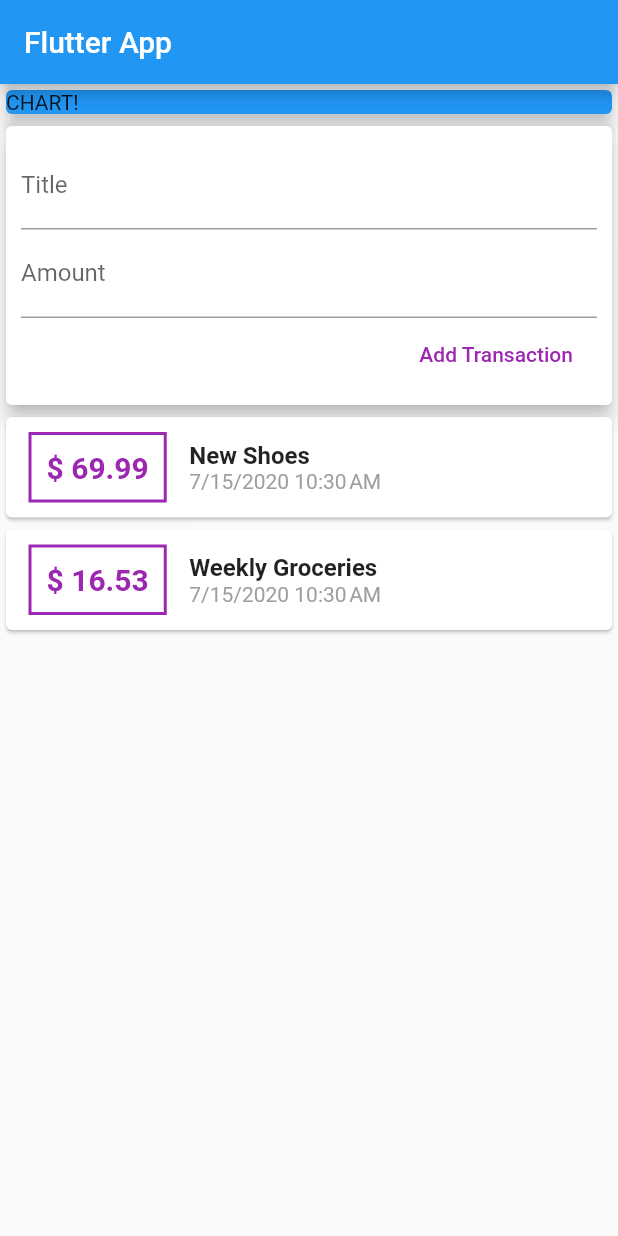
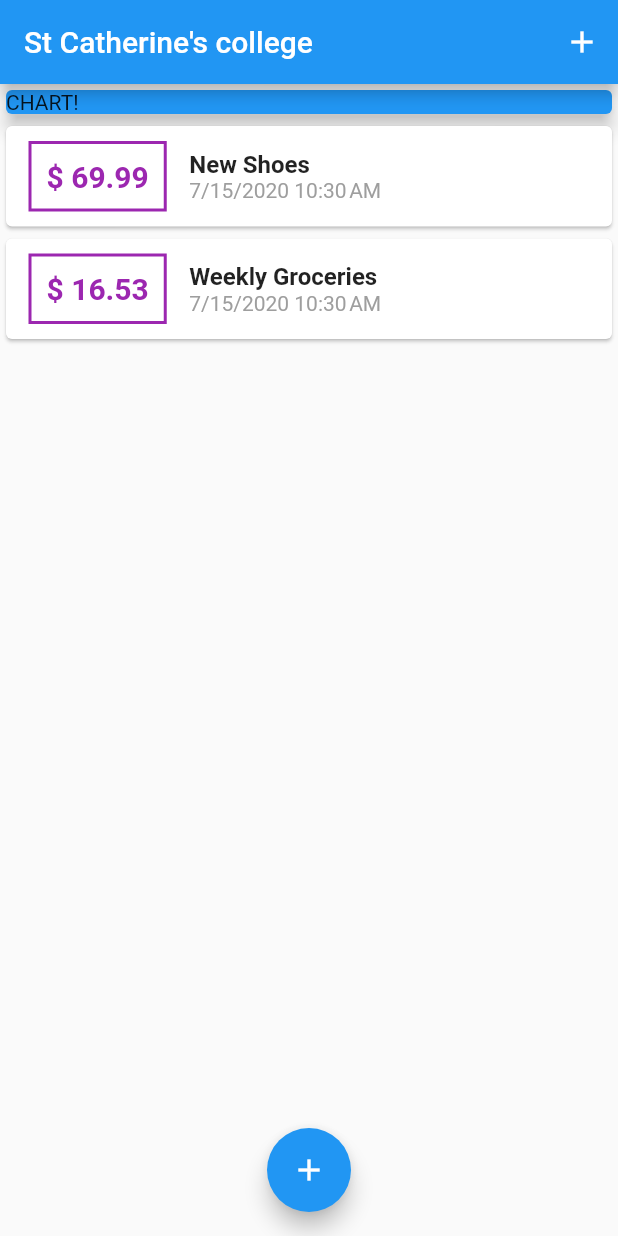
Before and after one commit to GeorgeYZJ/flutter_expense_app, a Flutter app: the screen it shows after launch, on a phone screen of 412 x 824 dp. Run offline on Flutter 3.47's test engine with Material 2 defaults, Android fonts, the phone set to English and light mode, and no system bars.

Commit message:
course93

```diff
--- a/lib/main.dart
+++ b/lib/main.dart
@@ -1,6 +1,8 @@
 import 'package:flutter/material.dart';
 
-import './widgets/user_transaction.dart';
+import './widgets/transaction_list.dart';
+import './widgets/new_transaction.dart';
+import './models/transaction.dart';
 
 void main() {
   runApp(MyApp());
@@ -16,15 +18,64 @@
   }
 }
 
-class MyHomePage extends StatelessWidget {
+class MyHomePage extends StatefulWidget {
+  @override
+  _MyHomePageState createState() => _MyHomePageState();
+}
+
+class _MyHomePageState extends State<MyHomePage> {
   //String titleInput;
   //String amountInput;
+  final List<Transaction> _userTransactions = [
+    Transaction(
+      id: 't1',
+      title: 'New Shoes',
+      amount: 69.99,
+      date: DateTime.now(),
+    ),
+    Transaction(
+      id: 't2',
+      title: 'Weekly Groceries',
+      amount: 16.53,
+      date: DateTime.now(),
+    ),
+  ];
+  void _addNewTransaction(String txTitle, double txAmount) {
+    final newTx = Transaction(
+      id: DateTime.now().toString(),
+      title: txTitle,
+      amount: txAmount,
+      date: DateTime.now(),
+    );
+    setState(() {
+      _userTransactions.add(newTx);
+    });
+  }
+
+  void _startAddNewTransaction(BuildContext ctx) {
+    showModalBottomSheet(
+      context: ctx,
+      builder: (_) {
+        return GestureDetector(
+          onTap: () {},
+          child: NewTransaction(_addNewTransaction),
+          behavior: HitTestBehavior.opaque,
+        );
+      },
+    );
+  }
 
   @override
   Widget build(BuildContext context) {
     return Scaffold(
       appBar: AppBar(
-        title: Text('Flutter App'),
+        title: Text('St Catherine\'s college'),
+        actions: <Widget>[
+          IconButton(
+            icon: Icon(Icons.add),
+            onPressed: () => _startAddNewTransaction(context),
+          )
+        ],
       ),
       body: SingleChildScrollView(
         child: Column(
@@ -39,9 +90,14 @@
                 elevation: 5,
               ),
             ),
-            UserTranscations()
+            TransactionList(_userTransactions),
           ],
         ),
+      ),
+      floatingActionButtonLocation: FloatingActionButtonLocation.centerFloat,
+      floatingActionButton: FloatingActionButton(
+        child: Icon(Icons.add),
+        onPressed: () => _startAddNewTransaction(context),
       ),
     );
   }
--- a/lib/widgets/transaction_list.dart
+++ b/lib/widgets/transaction_list.dart
@@ -11,11 +11,10 @@
   Widget build(BuildContext context) {
     return Container(
       height: 300,
-      child: SingleChildScrollView(
-        child: Column(
-          children: transactions.map((tx) {
-            return Card(
-                child: Row(
+      child: ListView.builder(
+        itemBuilder: (ctx, index) {
+          return Card(
+            child: Row(
               children: <Widget>[
                 Container(
                   margin: EdgeInsets.symmetric(
@@ -30,7 +29,7 @@
                   ),
                   padding: EdgeInsets.all(10),
                   child: Text(
-                    '\$ ${tx.amount}',
+                    '\$ ${transactions[index].amount.toStringAsFixed(2)}',
                     style: TextStyle(
                       fontWeight: FontWeight.bold,
                       fontSize: 20,
@@ -42,22 +41,25 @@
                   crossAxisAlignment: CrossAxisAlignment.start,
                   children: <Widget>[
                     Text(
-                      tx.title,
+                      transactions[index].title,
                       style: TextStyle(
                         fontSize: 16,
                         fontWeight: FontWeight.bold,
                       ),
                     ),
                     Text(
-                      DateFormat.yMd().add_jm().format(tx.date),
+                      DateFormat.yMd()
+                          .add_jm()
+                          .format(transactions[index].date),
                       style: TextStyle(color: Colors.grey),
                     ),
                   ],
                 ),
               ],
-            ));
-          }).toList(),
-        ),
+            ),
+          );
+        },
+        itemCount: transactions.length,
       ),
     );
   }
--- a/lib/widgets/user_transaction.dart
+++ /dev/null
@@ -1,47 +0,0 @@
-import 'package:flutter/material.dart';
-import '../models/transaction.dart';
-import './new_transaction.dart';
-import './transaction_list.dart';
-
-class UserTranscations extends StatefulWidget {
-  @override
-  _UserTranscationsState createState() => _UserTranscationsState();
-}
-
-class _UserTranscationsState extends State<UserTranscations> {
-  final List<Transaction> _userTransactions = [
-    Transaction(
-      id: 't1',
-      title: 'New Shoes',
-      amount: 69.99,
-      date: DateTime.now(),
-    ),
-    Transaction(
-      id: 't2',
-      title: 'Weekly Groceries',
-      amount: 16.53,
-      date: DateTime.now(),
-    ),
-  ];
-  void _addNewTransaction(String txTitle, double txAmount) {
-    final newTx = Transaction(
-      id: DateTime.now().toString(),
-      title: txTitle,
-      amount: txAmount,
-      date: DateTime.now(),
-    );
-    setState(() {
-      _userTransactions.add(newTx);
-    });
-  }
-
-  @override
-  Widget build(BuildContext context) {
-    return Column(
-      children: <Widget>[
-        NewTransaction(_addNewTransaction),
-        TransactionList(_userTransactions),
-      ],
-    );
-  }
-}
```
Also changed, not shown: lib/widgets/new_transaction.dart (+27 -8 lines).
